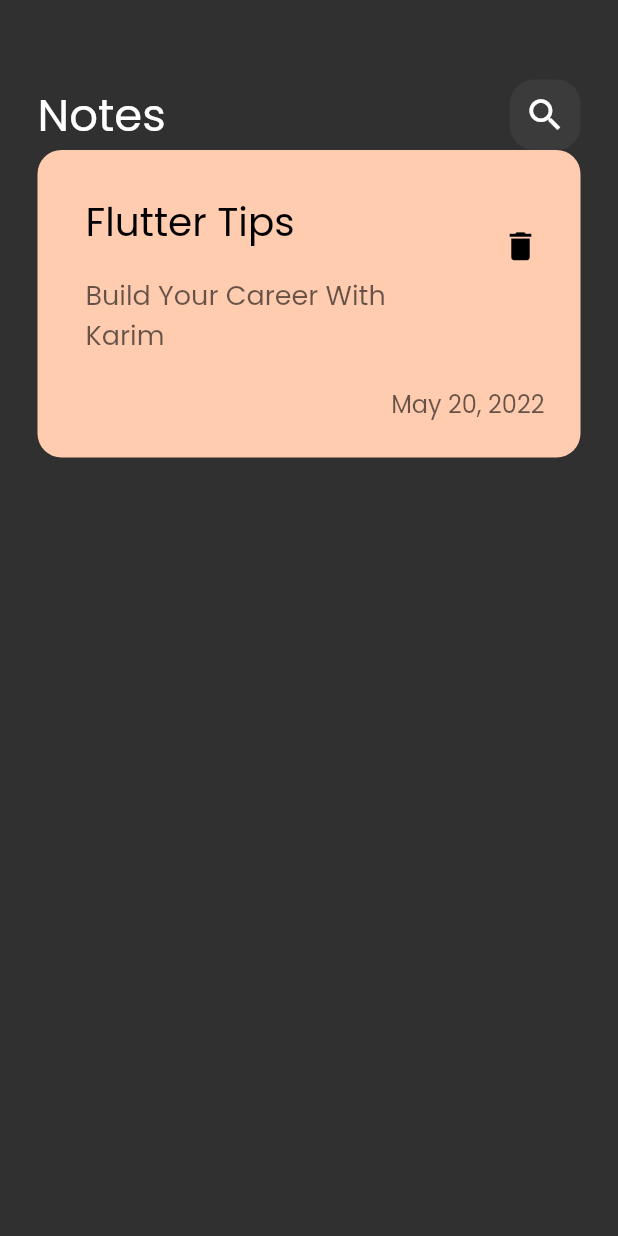
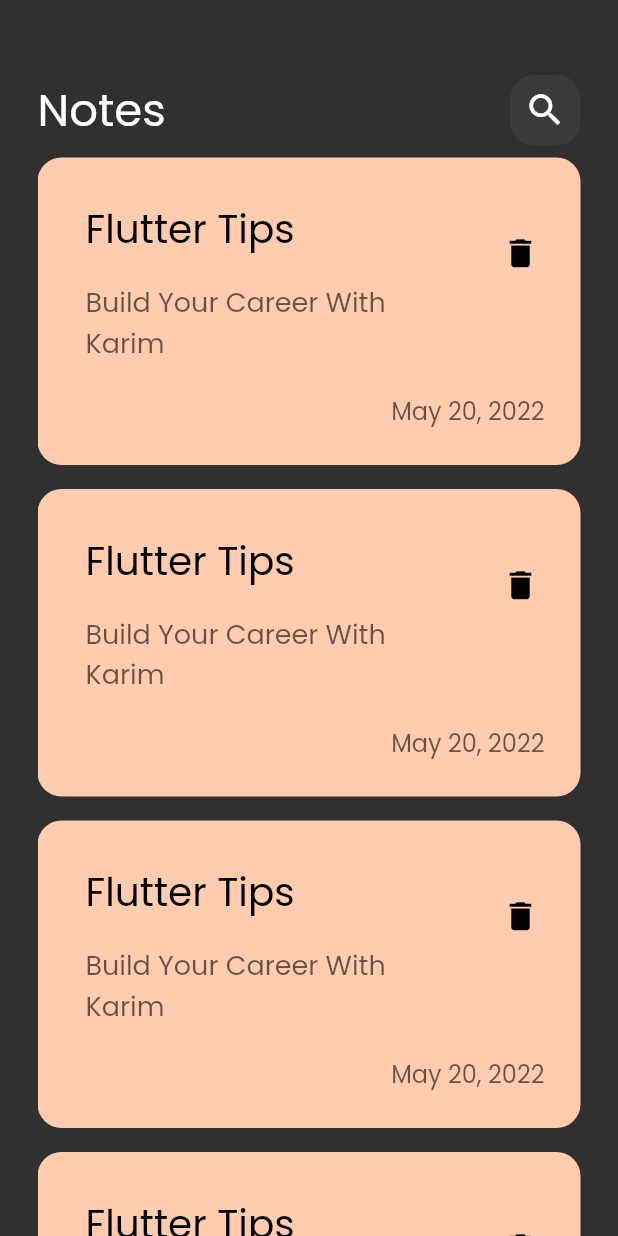
Before and after one commit to Karim-Elbahnasawy/NotesApp, a Flutter app: the screen it shows after launch, on a phone screen of 412 x 824 dp. Run offline on Flutter 3.47's test engine with Material 2 defaults, Android fonts, the phone set to English and light mode, and no system bars.

Commit message:
create note list view builder

```diff
--- a/lib/widgets/custom_note_item.dart
+++ b/lib/widgets/custom_note_item.dart
@@ -5,7 +5,9 @@ class CustomNoteItem extends StatelessWidget {
 
   @override
   Widget build(BuildContext context) {
-    return Container(
+    return Padding(
+      padding: const EdgeInsets.symmetric(vertical: 8.0),
+      child: Container(
         padding: const EdgeInsets.only(top: 24, bottom: 24, left: 16),
         decoration: BoxDecoration(
           color: const Color(0xffFFCCB0),
@@ -56,6 +58,7 @@ class CustomNoteItem extends StatelessWidget {
             ),
           ],
         ),
+      ),
     );
   }
 }
--- /dev/null
+++ b/lib/widgets/note_list_view_builder.dart
@@ -0,0 +1,15 @@
+import 'package:flutter/material.dart';
+import 'package:notes_app/widgets/custom_note_item.dart';
+
+class NotesListViewBuilder extends StatelessWidget {
+  const NotesListViewBuilder({super.key});
+
+  @override
+  Widget build(BuildContext context) {
+    return Expanded(
+      child: ListView.builder(itemBuilder: (context, index) {
+        return CustomNoteItem();
+      }),
+    );
+  }
+}
--- a/lib/widgets/notes_view_body.dart
+++ b/lib/widgets/notes_view_body.dart
@@ -1,6 +1,6 @@
 import 'package:flutter/material.dart';
 import 'package:notes_app/widgets/custom_app_bar.dart';
-import 'package:notes_app/widgets/custom_note_item.dart';
+import 'package:notes_app/widgets/note_list_view_builder.dart';
 
 class NotesViewBody extends StatelessWidget {
   const NotesViewBody({super.key});
@@ -12,10 +12,10 @@ class NotesViewBody extends StatelessWidget {
       child: Column(
         children: [
           SizedBox(
-            height: 53,
+            height: 50,
           ),
           CustomAppBar(),
-          CustomNoteItem(),
+          NotesListViewBuilder(),
         ],
       ),
     );
```
Lines whose indentation alone changed are shown as unchanged.
